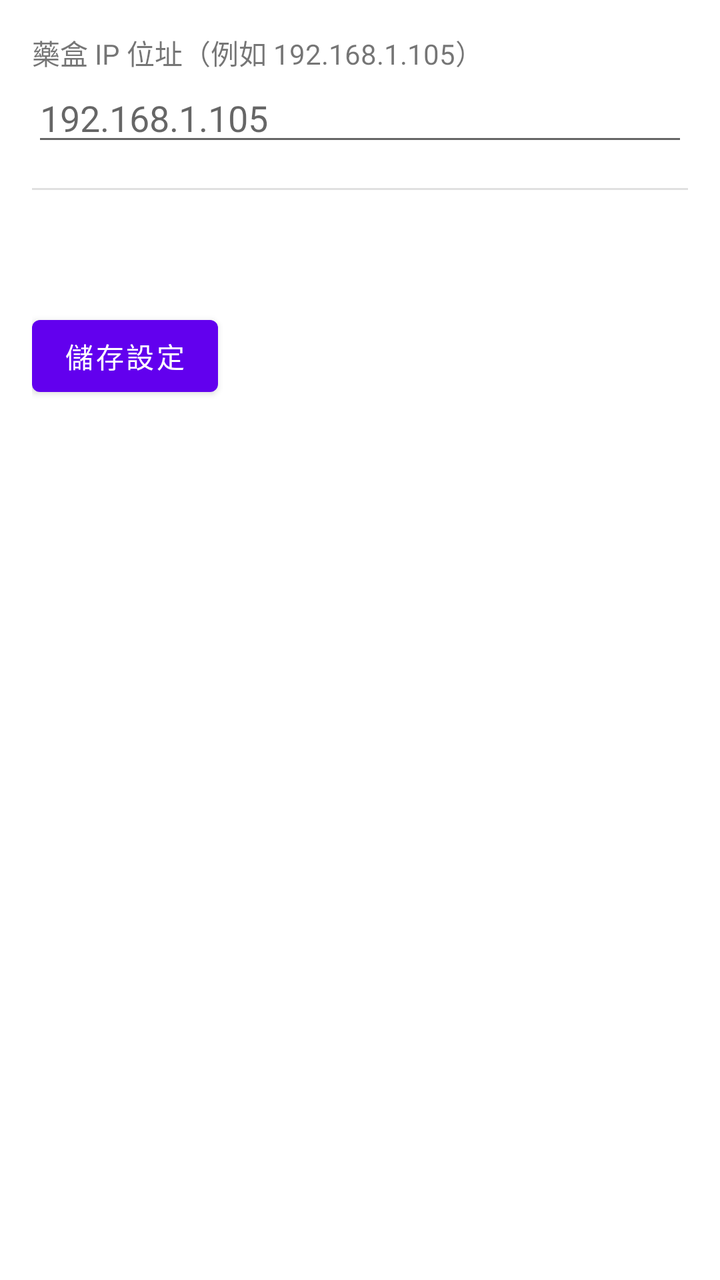
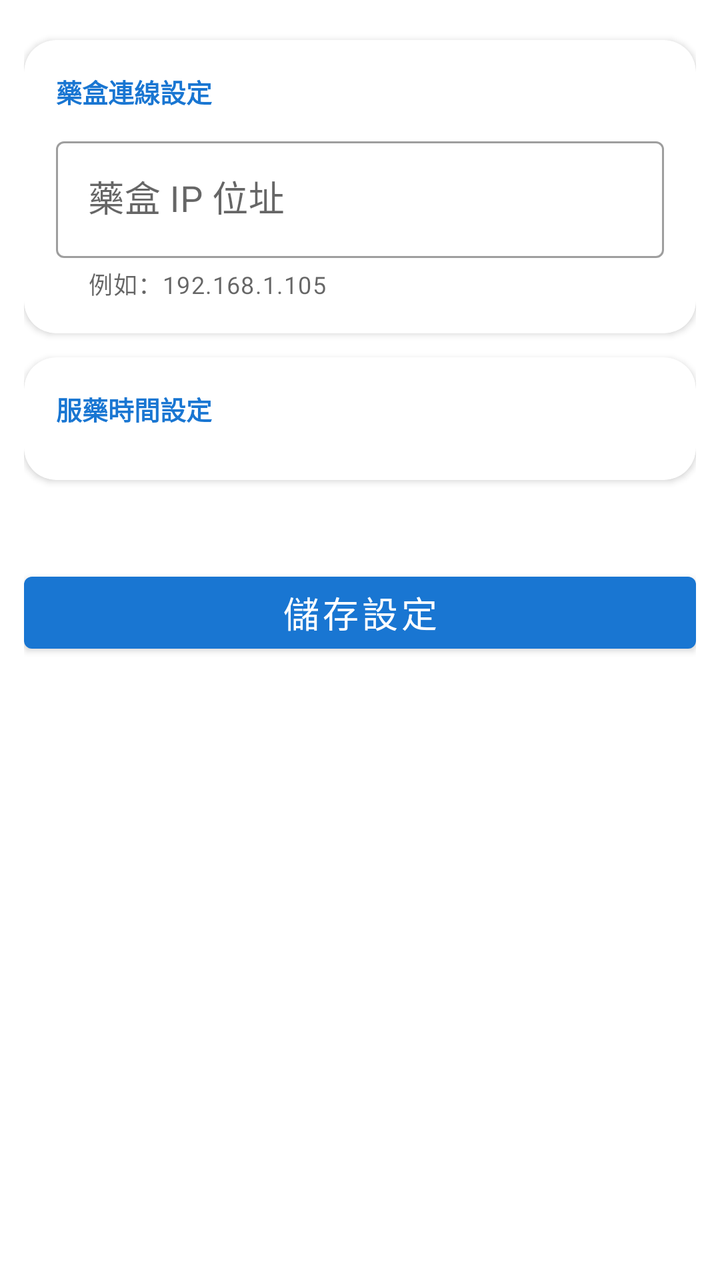

Before-and-after screenshots of an Android layout around one commit, followed by the original layout XML and the change that was made.
<!-- AndroidManifest.xml: application theme Theme.MyApplication -->
<!-- res/layout/fragment_settings.xml -->
<?xml version="1.0" encoding="utf-8"?>
<ScrollView xmlns:android="http://schemas.android.com/apk/res/android"
    android:layout_width="match_parent"
    android:layout_height="match_parent">

    <LinearLayout
        android:layout_width="match_parent"
        android:layout_height="wrap_content"
        android:orientation="vertical"
        android:padding="16dp">

        <TextView
            android:layout_width="wrap_content"
            android:layout_height="wrap_content"
            android:text="@string/settings_host_label" />

        <EditText
            android:id="@+id/editHost"
            android:layout_width="match_parent"
            android:layout_height="wrap_content"
            android:inputType="text"
            android:hint="@string/settings_host_hint" />

        <View
            android:layout_width="match_parent"
            android:layout_height="1dp"
            android:layout_marginTop="16dp"
            android:layout_marginBottom="16dp"
            android:background="?android:attr/listDivider" />

        <LinearLayout
            android:id="@+id/slotInputsContainer"
            android:layout_width="match_parent"
            android:layout_height="wrap_content"
            android:orientation="vertical" />

        <TextView
            android:id="@+id/textSettingsMessage"
            android:layout_width="match_parent"
            android:layout_height="wrap_content"
            android:layout_marginTop="12dp" />

        <Button
            android:id="@+id/buttonSave"
            android:layout_width="wrap_content"
            android:layout_height="wrap_content"
            android:layout_marginTop="12dp"
            android:text="@string/settings_save" />

    </LinearLayout>
</ScrollView>
<!-- resources referenced by this layout -->
<resources>
  <string name="settings_host_hint">192.168.1.105</string>
  <string name="settings_host_label">藥盒 IP 位址（例如 192.168.1.105）</string>
  <string name="settings_save">儲存設定</string>
  <style name="Theme.MyApplication" parent="Theme.MaterialComponents.DayNight.DarkActionBar">
          
          <item name="colorPrimary">@color/purple_500</item>
          <item name="colorPrimaryVariant">@color/purple_700</item>
          <item name="colorOnPrimary">@color/white</item>
          
          <item name="colorSecondary">@color/teal_200</item>
          <item name="colorSecondaryVariant">@color/teal_700</item>
          <item name="colorOnSecondary">@color/black</item>
          
          <item name="android:statusBarColor">?attr/colorPrimaryVariant</item>
          
      </style>
  <color name="purple_500">#FF6200EE</color>
  <color name="purple_700">#FF3700B3</color>
  <color name="white">#FFFFFFFF</color>
  <color name="teal_200">#FF03DAC5</color>
  <color name="teal_700">#FF018786</color>
  <color name="black">#FF000000</color>
</resources>

<!-- the commit's change to res/layout/fragment_settings.xml (unified diff, before → after) -->
@@ -1,50 +1,110 @@
 <?xml version="1.0" encoding="utf-8"?>
 <ScrollView xmlns:android="http://schemas.android.com/apk/res/android"
+    xmlns:app="http://schemas.android.com/apk/res-auto"
     android:layout_width="match_parent"
-    android:layout_height="match_parent">
+    android:layout_height="match_parent"
+    android:fillViewport="true"
+    android:scrollbars="none"
+    android:overScrollMode="never"
+    android:scrollIndicators="none"
+    android:background="?attr/colorSurface">
 
     <LinearLayout
         android:layout_width="match_parent"
         android:layout_height="wrap_content"
         android:orientation="vertical"
-        android:padding="16dp">
+        android:focusable="true"
+        android:focusableInTouchMode="true"
+        android:padding="12dp">
 
-        <TextView
-            android:layout_width="wrap_content"
-            android:layout_height="wrap_content"
-            android:text="@string/settings_host_label" />
-
-        <EditText
-            android:id="@+id/editHost"
+        <com.google.android.material.card.MaterialCardView
             android:layout_width="match_parent"
             android:layout_height="wrap_content"
-            android:inputType="text"
-            android:hint="@string/settings_host_hint" />
+            android:layout_marginTop="8dp"
+            android:layout_marginBottom="12dp"
+            app:cardCornerRadius="16dp"
+            app:cardElevation="2dp"
+            app:strokeWidth="0dp">
 
-        <View
-            android:layout_width="match_parent"
-            android:layout_height="1dp"
-            android:layout_marginTop="16dp"
-            android:layout_marginBottom="16dp"
-            android:background="?android:attr/listDivider" />
+            <LinearLayout
+                android:layout_width="match_parent"
+                android:layout_height="wrap_content"
+                android:orientation="vertical"
+                android:padding="16dp">
 
-        <LinearLayout
-            android:id="@+id/slotInputsContainer"
+                <TextView
+                    android:layout_width="wrap_content"
+                    android:layout_height="wrap_content"
+                    android:textSize="13sp"
+                    android:textStyle="bold"
+                    android:textColor="?attr/colorPrimary"
+                    android:layout_marginBottom="10dp"
+                    android:text="@string/settings_section_connection" />
+
+                <com.google.android.material.textfield.TextInputLayout
+                    style="@style/Widget.MaterialComponents.TextInputLayout.OutlinedBox"
+                    android:layout_width="match_parent"
+                    android:layout_height="wrap_content"
+                    android:hint="@string/settings_host_hint_short"
+                    app:helperText="@string/settings_host_hint">
+
+                    <com.google.android.material.textfield.TextInputEditText
+                        android:id="@+id/editHost"
+                        android:layout_width="match_parent"
+                        android:layout_height="wrap_content"
+                        android:textSize="18sp"
+                        android:inputType="text" />
+
+                </com.google.android.material.textfield.TextInputLayout>
+
+            </LinearLayout>
+        </com.google.android.material.card.MaterialCardView>
+
+        <com.google.android.material.card.MaterialCardView
             android:layout_width="match_parent"
             android:layout_height="wrap_content"
-            android:orientation="vertical" />
+            android:layout_marginBottom="12dp"
+            app:cardCornerRadius="16dp"
+            app:cardElevation="2dp"
+            app:strokeWidth="0dp">
+
+            <LinearLayout
+                android:layout_width="match_parent"
+                android:layout_height="wrap_content"
+                android:orientation="vertical"
+                android:padding="16dp">
+
+                <TextView
+                    android:layout_width="wrap_content"
+                    android:layout_height="wrap_content"
+                    android:textSize="13sp"
+                    android:textStyle="bold"
+                    android:textColor="?attr/colorPrimary"
+                    android:layout_marginBottom="10dp"
+                    android:text="@string/settings_section_times" />
+
+                <LinearLayout
+                    android:id="@+id/slotInputsContainer"
+                    android:layout_width="match_parent"
+                    android:layout_height="wrap_content"
+                    android:orientation="vertical" />
+
+            </LinearLayout>
+        </com.google.android.material.card.MaterialCardView>
 
         <TextView
             android:id="@+id/textSettingsMessage"
             android:layout_width="match_parent"
             android:layout_height="wrap_content"
-            android:layout_marginTop="12dp" />
+            android:layout_marginBottom="10dp"
+            android:gravity="center"
+            android:textSize="15sp" />
 
         <Button
             android:id="@+id/buttonSave"
-            android:layout_width="wrap_content"
+            android:layout_width="match_parent"
             android:layout_height="wrap_content"
-            android:layout_marginTop="12dp"
+            android:textSize="18sp"
             android:text="@string/settings_save" />
 
     </LinearLayout>
<!-- resource entries referenced after the edit -->
@@ -1,26 +1,27 @@
 <!-- resources referenced by this layout -->
 <resources>
-  <string name="settings_host_hint">192.168.1.105</string>
-  <string name="settings_host_label">藥盒 IP 位址（例如 192.168.1.105）</string>
+  <string name="settings_host_hint">例如：192.168.1.105</string>
+  <string name="settings_host_hint_short">藥盒 IP 位址</string>
   <string name="settings_save">儲存設定</string>
-  <style name="Theme.MyApplication" parent="Theme.MaterialComponents.DayNight.DarkActionBar">
+  <string name="settings_section_connection">藥盒連線設定</string>
+  <string name="settings_section_times">服藥時間設定</string>
+  <style name="Theme.MyApplication" parent="Theme.MaterialComponents.Light.DarkActionBar">
           
-          <item name="colorPrimary">@color/purple_500</item>
-          <item name="colorPrimaryVariant">@color/purple_700</item>
+          <item name="colorPrimary">@color/medical_blue</item>
+          <item name="colorPrimaryVariant">@color/medical_blue_dark</item>
           <item name="colorOnPrimary">@color/white</item>
           
-          <item name="colorSecondary">@color/teal_200</item>
-          <item name="colorSecondaryVariant">@color/teal_700</item>
+          <item name="colorSecondary">@color/medical_teal</item>
+          <item name="colorSecondaryVariant">@color/medical_teal</item>
           <item name="colorOnSecondary">@color/black</item>
           
           <item name="android:statusBarColor">?attr/colorPrimaryVariant</item>
-          
+          <item name="android:forceDarkAllowed">false</item>
       </style>
-  <color name="purple_500">#FF6200EE</color>
-  <color name="purple_700">#FF3700B3</color>
+  <color name="medical_blue">#FF1976D2</color>
+  <color name="medical_blue_dark">#FF1565C0</color>
   <color name="white">#FFFFFFFF</color>
-  <color name="teal_200">#FF03DAC5</color>
-  <color name="teal_700">#FF018786</color>
+  <color name="medical_teal">#FF00897B</color>
   <color name="black">#FF000000</color>
 </resources>
 
